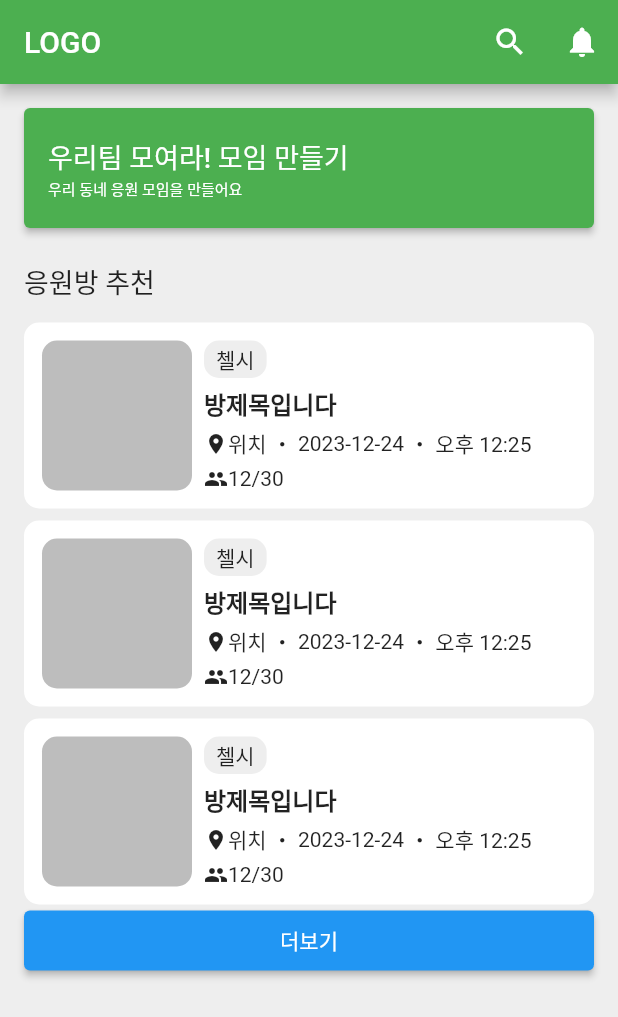
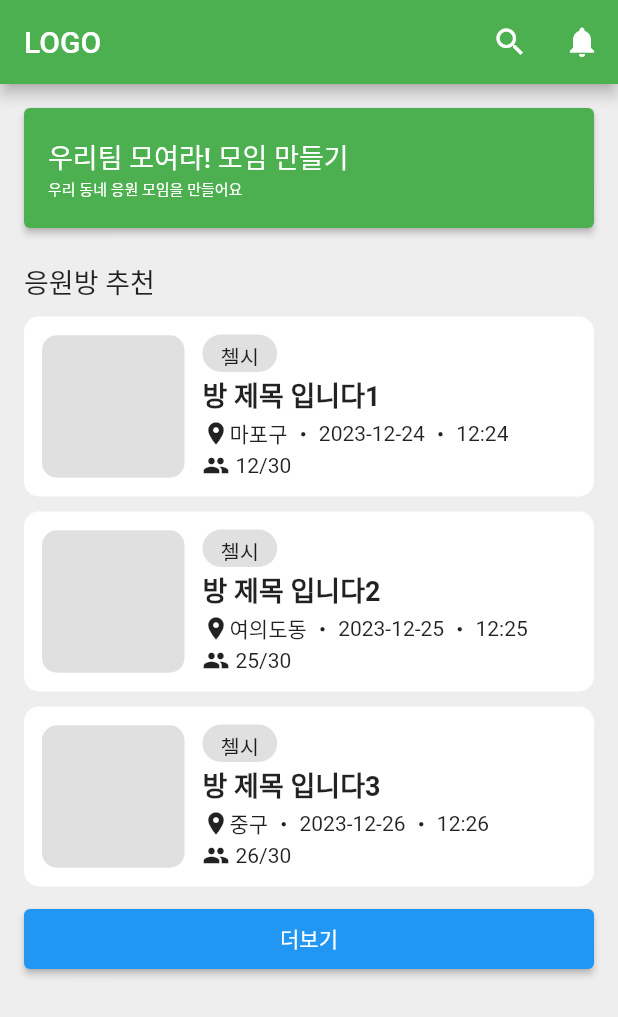
Before and after one commit to by-cho/soccer_gathering_pjt, a Flutter app: the screen it shows after launch, on a phone screen of 412 x 824 dp. Shown: the top 1017 px of the screen. Run offline on Flutter 3.47's test engine with Material 2 defaults, Android fonts, the phone set to English and light mode, and no system bars.

Commit message:
room gathering button modify

```diff
--- a/pjt_mobile_frontend/lib/component/gathering_room.dart
+++ b/pjt_mobile_frontend/lib/component/gathering_room.dart
@@ -3,90 +3,100 @@
 import 'package:flutter/material.dart';
 import 'package:pjt_mobile_frontend/screen/home_screen.dart';
 
-class GatheringRoom extends StatefulWidget {
+class GatheringRoom extends StatelessWidget {
   final List<Room> roomList;
   const GatheringRoom({required this.roomList, Key? key}) : super(key: key);
   @override
-  State<GatheringRoom> createState() => _GatheringRoomState();
-}
-
-class _GatheringRoomState extends State<GatheringRoom> {
-  @override
   Widget build(BuildContext context) {
-    var roomList;
-    return Container(
-      height: 124,
-      width: double.infinity,
+    return Column(
+      children: roomList
+          .asMap()
+          .entries
+          .map(
+            (e) => Padding(
+              padding: EdgeInsets.only(bottom: e.key == 2 ? 15 : 10.0),
+              child: GestureDetector(
+                onTap: () {
+                  print(e.value.roomInfo);
+                },
+                child: Container(
+                  height: 120,
                   decoration: BoxDecoration(
-        borderRadius: BorderRadius.circular(10.0),
                     color: Colors.white,
+                    borderRadius: BorderRadius.circular(10),
                   ),
-      child: Padding(
-        padding: const EdgeInsets.all(12.0),
                   child: Row(
                     children: [
-            Container(
-              width: 100,
-              height: 100,
+                      Padding(
+                        padding: const EdgeInsets.all(12.0),
+                        child: Container(
+                          width: 95,
+                          height: 95,
                           decoration: BoxDecoration(
-                  borderRadius: BorderRadius.circular(10.0),
-                  color: Colors.grey[400]),
+                            color: Colors.grey[300],
+                            borderRadius: BorderRadius.circular(10),
                           ),
-            SizedBox(
-              width: 8,
                         ),
-            Column(
+                      ),
+                      Padding(
+                        padding: const EdgeInsets.symmetric(vertical: 12.0),
+                        child: Column(
+                          mainAxisAlignment: MainAxisAlignment.spaceBetween,
                           crossAxisAlignment: CrossAxisAlignment.start,
-              mainAxisAlignment: MainAxisAlignment.spaceBetween,
                           children: [
                             Container(
                               height: 25,
                               decoration: BoxDecoration(
-                      borderRadius: BorderRadius.circular(10.0),
-                      color: Colors.grey[200]),
+                                  color: Colors.grey[300],
+                                  borderRadius: BorderRadius.circular(30)),
                               child: Padding(
-                    padding: const EdgeInsets.symmetric(horizontal: 8),
-                    child: Center(
-                      child: Text(
-                        '첼시',
-                      ),
-                    ),
+                                padding:
+                                    const EdgeInsets.fromLTRB(12, 4, 12, 4),
+                                child: Text(e.value.tag),
                               ),
                             ),
                             Text(
-                  '방제목입니다',
-                  style: TextStyle(fontSize: 16, fontWeight: FontWeight.w600),
+                              e.value.title,
+                              style: TextStyle(
+                                fontSize: 18,
+                                fontWeight: FontWeight.w600,
+                              ),
                             ),
                             Row(
-                  mainAxisAlignment: MainAxisAlignment.end,
                               children: [
                                 Icon(
                                   Icons.place,
-                      size: 16,
+                                  size: 18,
                                 ),
-                    Text('위치'),
-                    Text(' ・ '),
-                    Text('2023-12-24'),
-                    Text(' ・ '),
-                    Text('오후 12:25'),
+                                Text(e.value.place),
+                                Text(" ・ "),
+                                Text(e.value.date),
+                                Text(" ・ "),
+                                Text(e.value.time),
                               ],
                             ),
                             Row(
                               children: [
                                 Icon(
                                   Icons.people,
-                      size: 16,
+                                  size: 18,
                                 ),
-                    Text('12'),
+                                SizedBox(width: 4),
+                                Text(e.value.peopleNum),
                                 Text('/'),
-                    Text('30'),
+                                Text(e.value.maxNum),
                               ],
-                )
+                            ),
                           ],
+                        ),
                       )
                     ],
                   ),
                 ),
+              ),
+            ),
+          )
+          .toList(),
     );
   }
 }
--- a/pjt_mobile_frontend/lib/component/room.dart
+++ /dev/null
@@ -1,29 +0,0 @@
-import 'package:flutter/material.dart';
-
-class Room extends StatefulWidget {
-  const Room({super.key});
-
-  @override
-  State<Room> createState() => _RoomState();
-}
-
-class _RoomState extends State<Room> {
-  @override
-  Widget build(BuildContext context) {
-    return Container(
-      child: Row(
-        children: [
-          Container(
-            width: 100,
-            height: 100,
-          ),
-          Column(
-            children: [
-              Text('data'),
-            ],
-          )
-        ],
-      ),
-    );
-  }
-}
--- a/pjt_mobile_frontend/lib/screen/home_screen.dart
+++ b/pjt_mobile_frontend/lib/screen/home_screen.dart
@@ -37,9 +37,9 @@ class _HomeScreenState extends State<HomeScreen> {
       roomInfo: 'PL',
       tag: '첼시',
       title: '방 제목 입니다1',
-      place: '서울시 마포구',
+      place: '마포구',
       date: '2023-12-24',
-      time: '12:24pm',
+      time: '12:24',
       peopleNum: '12',
       maxNum: '30',
     ),
@@ -47,9 +47,9 @@ class _HomeScreenState extends State<HomeScreen> {
       roomInfo: '라리가',
       tag: '첼시',
       title: '방 제목 입니다2',
-      place: '서울시 여의도동',
+      place: '여의도동',
       date: '2023-12-25',
-      time: '12:25pm',
+      time: '12:25',
       peopleNum: '25',
       maxNum: '30',
     ),
@@ -57,9 +57,9 @@ class _HomeScreenState extends State<HomeScreen> {
       roomInfo: '세리에A',
       tag: '첼시',
       title: '방 제목 입니다3',
-      place: '서울시 중구',
+      place: '중구',
       date: '2023-12-26',
-      time: '12:26pm',
+      time: '12:26',
       peopleNum: '26',
       maxNum: '30',
     ),
@@ -101,21 +101,7 @@ class _HomeScreenState extends State<HomeScreen> {
                     SizedBox(
                       height: 10,
                     ),
-                    Column(
-                      children: roomList
-                          .map((e) => Padding(
-                                padding:
-                                    const EdgeInsets.symmetric(vertical: 4),
-                                child: Column(
-                                  children: [
-                                    GatheringRoom(
-                                      roomList: roomList,
-                                    ),
-                                  ],
-                                ),
-                              ))
-                          .toList(),
-                    ),
+                    GatheringRoom(roomList: roomList),
                     SizedBox(
                       width: double.infinity,
                       height: 40,
```
Lines whose indentation alone changed are shown as unchanged.
